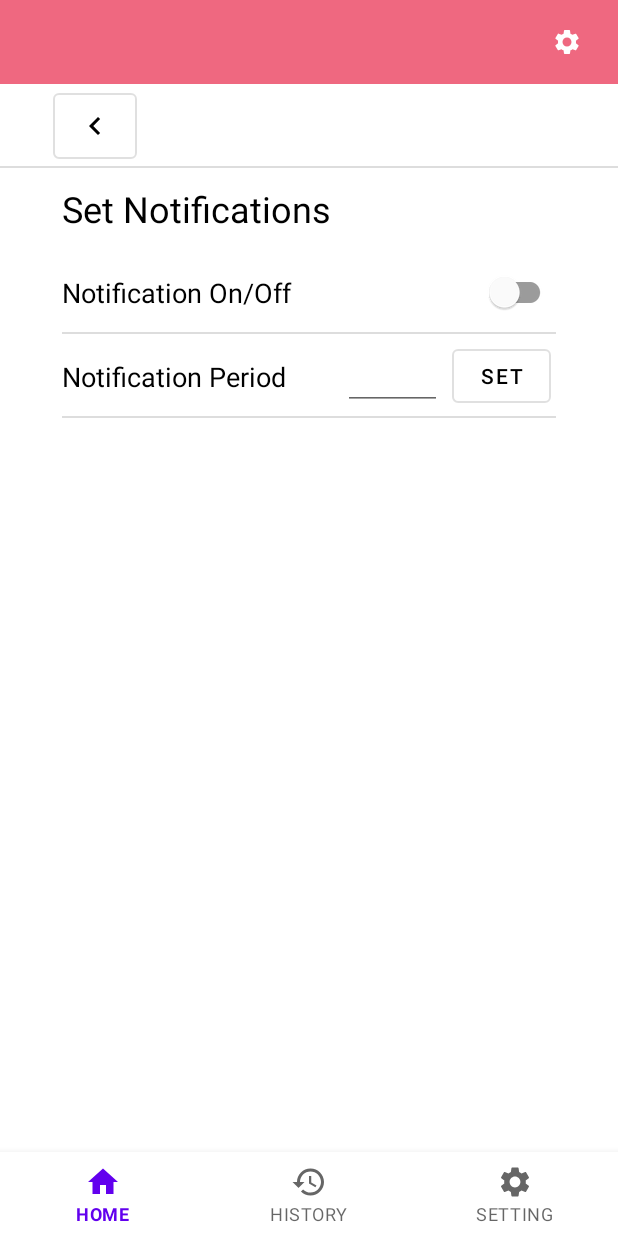
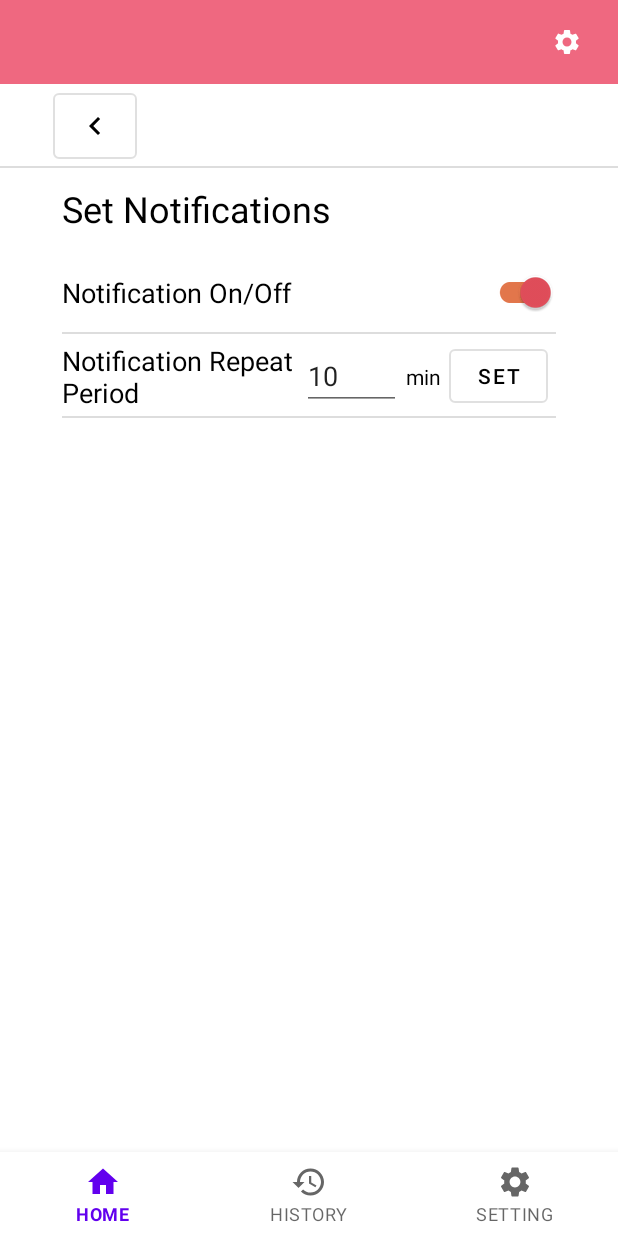
Before and after one commit to doyou1/Pedometer, an Android app: the fragment SettingNotificationsFragment placed in its activity, on a phone screen of 412 x 824 dp. Run offline under Robolectric (Android 15) with nearby library versions, the light colour scheme and no system bars; our stand-ins replace Room's generated code, data binding; libraries missing offline, so code that uses them is left out: com.github.mikephil.charting; 6 statements that could not run were skipped.

Commit message:
apply default data setting notifications

```diff
--- a/app/src/main/java/com/example/pedometer/fragment/setting/SettingNotificationsFragment.kt
+++ b/app/src/main/java/com/example/pedometer/fragment/setting/SettingNotificationsFragment.kt
@@ -1,12 +1,18 @@
 package com.example.pedometer.fragment.setting
 
+import android.content.Context
 import android.os.Bundle
+import android.os.Handler
+import android.os.Looper
 import android.view.LayoutInflater
 import android.view.View
 import android.view.ViewGroup
 import androidx.activity.OnBackPressedCallback
 import androidx.navigation.Navigation
+import com.example.pedometer.R
 import com.example.pedometer.databinding.FragmentSettingNotificationsBinding
+import com.example.pedometer.util.*
+import java.lang.Exception
 
 class SettingNotificationsFragment : SettingChildBaseFragment() {
 
@@ -38,13 +44,79 @@ class SettingNotificationsFragment : SettingChildBaseFragment() {
 
     override fun onResume() {
         super.onResume()
-        setClickEvent()
+        init()
+        setEvent()
     }
 
-    private fun setClickEvent() {
+    private fun init() {
+        val pref = requireContext().getSharedPreferences(TEXT_NOTI_REPEAT, Context.MODE_PRIVATE)
+        val notiOnoff = pref.getBoolean(TEXT_ONOFF, true)
+        binding.swiNotificationsOnOff.isChecked = notiOnoff
+        val notiRepeatPeriod = pref.getInt(TEXT_VALUE, DEFAULT_VALUE_TEN_MINUTES)
+        binding.etNotificationsPeriod.setText("${notiRepeatPeriod / (60 * 1000)}")
+    }
+
+    private fun setEvent() {
+        binding.btnNotificationsPeriod.setOnClickListener {
+            binding.btnNotificationsPeriod.isEnabled = false
+            if (validate()) {
+                val value = binding.etNotificationsPeriod.text.toString().toInt()
+                val pref =
+                    requireContext().getSharedPreferences(TEXT_NOTI_REPEAT, Context.MODE_PRIVATE)
+                pref.edit().putInt(TEXT_VALUE, value * (60 * 1000)).apply()
+                AlertUtil.showAlert(
+                    requireContext().resources.getString(R.string.text_success_change_noti_repeat_period),
+                    STATUS_SUCCESS,
+                    requireContext()
+                )
+            } else {
+                AlertUtil.showAlert(
+                    requireContext().resources.getString(R.string.text_fail_change_noti_repeat_period),
+                    STATUS_FAIL,
+                    requireContext()
+                )
+            }
+            Handler(Looper.getMainLooper()).postDelayed({
+                binding.btnNotificationsPeriod.isEnabled = true
+            }, VALUE_THREE_SECONDS)
+        }
+
+        binding.swiNotificationsOnOff.setOnCheckedChangeListener { _, isChecked ->
+            binding.swiNotificationsOnOff.isEnabled = false
+
+            val pref = requireContext().getSharedPreferences(TEXT_NOTI_REPEAT, Context.MODE_PRIVATE)
+            pref.edit().putBoolean(TEXT_ONOFF, isChecked).apply()
+            AlertUtil.showAlert(
+                requireContext().resources.getString(R.string.text_success_change_noti_onoff),
+                STATUS_SUCCESS,
+                requireContext()
+            )
+            Handler(Looper.getMainLooper()).postDelayed({
+                binding.swiNotificationsOnOff.isEnabled = true
+            }, VALUE_THREE_SECONDS)
+        }
+
         binding.btnBack.setOnClickListener {
             Navigation.findNavController(requireView()).navigateUp()
         }
+    }
+
+    private fun validate(): Boolean {
+
+        // null check
+        if (binding.etNotificationsPeriod.text == null) return false
+
+        // empty check (length=0)
+        if (binding.etNotificationsPeriod.text.toString().isEmpty()) return false
+
+        // int value check
+        try {
+            binding.etNotificationsPeriod.text.toString().toInt()
+        } catch (e: Exception) {
+            return false
+        }
+
+        return true
     }
 
     companion object {
--- a/app/src/main/java/com/example/pedometer/util/Const.kt
+++ b/app/src/main/java/com/example/pedometer/util/Const.kt
@@ -1,4 +1,6 @@
 package com.example.pedometer.util
+
+import android.content.Context
 
 const val DEFAULT_GOAL = 10000
 const val SIZE_GOAL_LINE = 24f
@@ -36,5 +38,10 @@ const val STATUS_NOT_YET = 2
 const val TEXT_INIT = "init"
 const val TEXT_NOTI_REPEAT = "notirepeat"
 const val TEXT_VALUE = "value"
+const val TEXT_ONOFF = "onoff"
 
 const val DEFAULT_VALUE_TEN_MINUTES = 10 * 60 * 1000
+const val STATUS_SUCCESS = 0
+const val STATUS_FAIL = 1
+
+const val VALUE_THREE_SECONDS = 3000L
--- a/app/src/main/res/layout/fragment_setting_notifications.xml
+++ b/app/src/main/res/layout/fragment_setting_notifications.xml
@@ -120,7 +120,7 @@
                     android:id="@+id/tv_notifications_period"
                     android:layout_width="0dp"
                     android:layout_height="wrap_content"
-                    android:text="@string/text_notifications_period"
+                    android:text="@string/text_notifications_repeat_period"
                     android:textColor="@color/black"
                     android:textSize="18sp"
                     app:layout_constraintBottom_toBottomOf="parent"
@@ -132,25 +132,38 @@
                     android:id="@+id/et_notifications_period"
                     android:layout_width="0dp"
                     android:layout_height="wrap_content"
-                    android:layout_marginHorizontal="3dp"
+                    android:layout_marginStart="5dp"
+                    android:layout_marginEnd="3dp"
                     android:inputType="number"
                     app:layout_constraintBottom_toBottomOf="parent"
-                    app:layout_constraintEnd_toStartOf="@+id/btn_notifications_period"
+                    app:layout_constraintEnd_toStartOf="@+id/tv_label_notifications_period"
                     app:layout_constraintStart_toEndOf="@+id/tv_notifications_period"
                     app:layout_constraintTop_toTopOf="parent"
                     app:layout_constraintWidth_percent="0.2" />
+
+                <TextView
+                    android:id="@+id/tv_label_notifications_period"
+                    android:layout_width="wrap_content"
+                    android:layout_height="wrap_content"
+                    android:text="@string/text_label_notifications_period"
+                    android:textColor="@color/black"
+                    android:textSize="14sp"
+                    app:layout_constraintBottom_toBottomOf="parent"
+                    app:layout_constraintEnd_toStartOf="@+id/btn_notifications_period"
+                    app:layout_constraintStart_toEndOf="@+id/et_notifications_period"
+                    app:layout_constraintTop_toTopOf="parent" />
 
                 <com.google.android.material.button.MaterialButton
                     android:id="@+id/btn_notifications_period"
                     style="@style/Widget.MaterialComponents.Button.OutlinedButton"
                     android:layout_width="0dp"
                     android:layout_height="wrap_content"
-                    android:layout_marginHorizontal="3dp"
+                    android:layout_marginHorizontal="5dp"
                     android:text="Set"
                     android:textColor="@color/black"
                     app:layout_constraintBottom_toBottomOf="parent"
                     app:layout_constraintEnd_toEndOf="parent"
-                    app:layout_constraintStart_toEndOf="@+id/et_notifications_period"
+                    app:layout_constraintStart_toEndOf="@+id/tv_label_notifications_period"
                     app:layout_constraintTop_toTopOf="parent"
                     app:layout_constraintWidth_percent="0.2" />
             </androidx.constraintlayout.widget.ConstraintLayout>
--- a/app/src/main/res/values/strings.xml
+++ b/app/src/main/res/values/strings.xml
@@ -11,7 +11,7 @@
     <string name="text_about">About</string>
     <string name="text_set_notifications">Set Notifications</string>
     <string name="text_notifications_on_off">Notification On/Off</string>
-    <string name="text_notifications_period">Notification Period</string>
+    <string name="text_notifications_repeat_period">Notification Repeat Period</string>
     <string name="text_privacy">Privacy</string>
     <string name="text_security">Security</string>
     <string name="text_language">Language</string>
@@ -29,5 +29,9 @@
     <string name="text_goal">goal</string>
     <string name="text_average">Average</string>
     <string name="text_edit_text_fail_validate">please check input text</string>
+    <string name="text_label_notifications_period">min</string>
+    <string name="text_success_change_noti_repeat_period">text_success_change_noti_repeat_period</string>
+    <string name="text_fail_change_noti_repeat_period">text_fail_change_noti_repeat_period</string>
+    <string name="text_success_change_noti_onoff">text_success_change_noti_onoff</string>
 
 </resources>
```
Also changed, not shown: app/src/main/java/com/example/pedometer/BaseApplication.kt (+3 -5 lines), app/src/main/java/com/example/pedometer/service/PedometerService.kt (+8 -1 lines), app/src/main/java/com/example/pedometer/util/AlertUtil.kt (added, +12 -0 lines).
